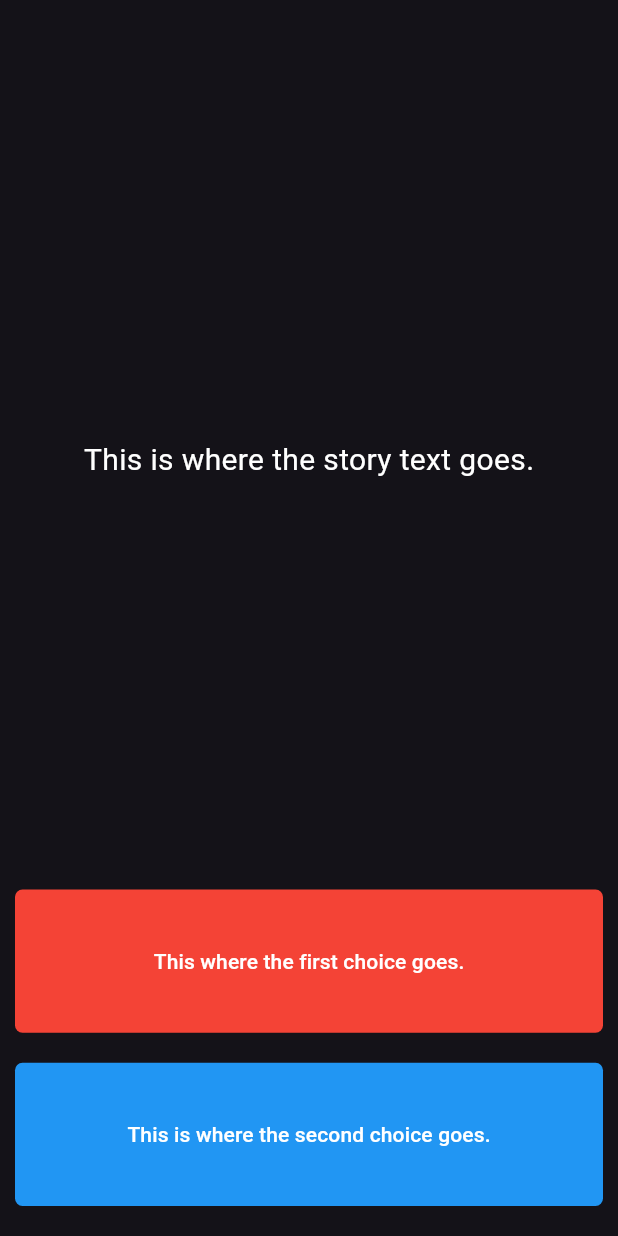
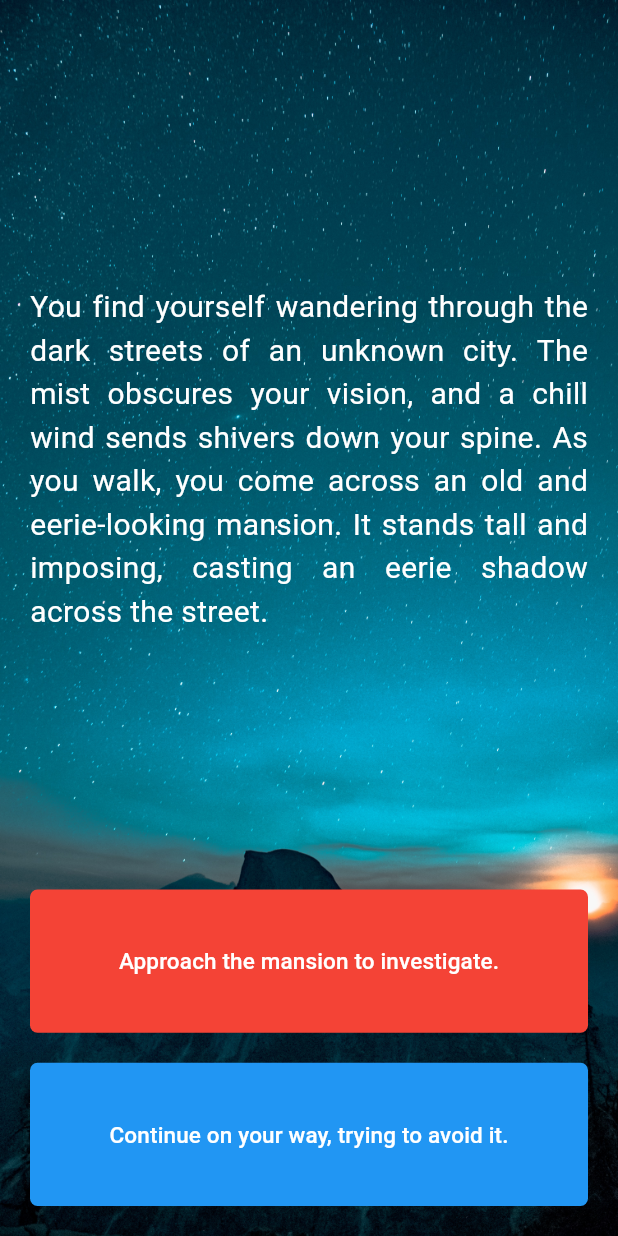
Before and after one commit to hadamard-2/Flutter-Dev-Bootcamp-Projects, a Flutter app: the screen it shows after launch, on a phone screen of 412 x 824 dp. Run offline on Flutter 3.47's test engine with Material 2 defaults, Android fonts, the phone set to English and light mode, and no system bars; our stand-ins replace audioplayers, rflutter_alert.

Commit message:
completed the destini flutter app
- my knowledge of binary tree has helped me a lot when organizing the CYOA stories
- I'm more confident in my solution now

```diff
--- a/destini_flutter/lib/main.dart
+++ b/destini_flutter/lib/main.dart
@@ -1,6 +1,9 @@
 import 'package:flutter/material.dart';
+import 'story_brain.dart';
 
 void main() => runApp(const MyApp());
+
+StoryBrain storyBrain = StoryBrain();
 
 class MyApp extends StatelessWidget {
   const MyApp({super.key});
@@ -9,10 +12,18 @@ class MyApp extends StatelessWidget {
   Widget build(BuildContext context) {
     return MaterialApp(
       theme: ThemeData.dark(useMaterial3: true),
-      home: const Scaffold(
-        body: Padding(
-          padding: EdgeInsets.symmetric(horizontal: 10, vertical: 20),
+      home: Scaffold(
+        body: Container(
+          decoration: const BoxDecoration(
+            image: DecorationImage(
+              image: AssetImage('images/starry_sky.jpg'),
+              fit: BoxFit.cover,
+            ),
+          ),
+          child: const Padding(
+            padding: EdgeInsets.symmetric(horizontal: 20, vertical: 20),
             child: StoryPage(),
+          ),
         ),
       ),
     );
@@ -32,34 +43,43 @@ class _StoryPageState extends State<StoryPage> {
     return Column(
       crossAxisAlignment: CrossAxisAlignment.stretch,
       children: [
-        const Expanded(
+        Expanded(
           flex: 12,
           child: Center(
             child: Text(
-              'This is where the story text goes.',
+              storyBrain.currentStory().storyText,
               textAlign: TextAlign.justify,
-              style: TextStyle(
+              style: const TextStyle(
                 color: Colors.white,
                 fontSize: 20,
               ),
             ),
           ),
         ),
-        Expanded(
+        Visibility(
+          visible: storyBrain.isButtonVisible(1),
+          child: Expanded(
             flex: 2,
             child: TextButton(
-            onPressed: () {},
+              onPressed: () {
+                setState(() {
+                  storyBrain.choosePath(1);
+                });
+              },
               style: TextButton.styleFrom(
                 backgroundColor: Colors.red,
-              padding: const EdgeInsets.symmetric(horizontal: 10, vertical: 5),
+                padding:
+                    const EdgeInsets.symmetric(horizontal: 10, vertical: 5),
                 shape: RoundedRectangleBorder(
                   borderRadius: BorderRadius.circular(5),
                 ),
               ),
-            child: const Text(
-              'This where the first choice goes.',
-              style: TextStyle(
+              child: Text(
+                storyBrain.currentStory().choice1,
+                style: const TextStyle(
                   color: Colors.white,
+                  fontSize: 15,
+                ),
               ),
             ),
           ),
@@ -67,21 +87,30 @@ class _StoryPageState extends State<StoryPage> {
         const SizedBox(
           height: 20,
         ),
-        Expanded(
+        Visibility(
+          visible: storyBrain.isButtonVisible(2),
+          child: Expanded(
             flex: 2,
             child: TextButton(
-            onPressed: () {},
+              onPressed: () {
+                setState(() {
+                  storyBrain.choosePath(2);
+                });
+              },
               style: TextButton.styleFrom(
                 backgroundColor: Colors.blue,
-              padding: const EdgeInsets.symmetric(horizontal: 10, vertical: 5),
+                padding:
+                    const EdgeInsets.symmetric(horizontal: 10, vertical: 5),
                 shape: RoundedRectangleBorder(
                   borderRadius: BorderRadius.circular(5),
                 ),
               ),
-            child: const Text(
-              'This is where the second choice goes.',
-              style: TextStyle(
+              child: Text(
+                storyBrain.currentStory().choice2,
+                style: const TextStyle(
                   color: Colors.white,
+                  fontSize: 15,
+                ),
               ),
             ),
           ),
--- a/destini_flutter/lib/story_brain.dart
+++ b/destini_flutter/lib/story_brain.dart
@@ -1,8 +1,80 @@
+import 'story.dart';
+
 class StoryBrain {
   // define the binary tree of stories (make sure it's private) - use array implementation
+  final List<Story> _stories = [
+    Story(
+      storyText:
+          'You find yourself wandering through the dark streets of an unknown city. The mist obscures your vision, and a chill wind sends shivers down your spine. As you walk, you come across an old and eerie-looking mansion. It stands tall and imposing, casting an eerie shadow across the street.',
+      choice1: 'Approach the mansion to investigate.',
+      choice2: 'Continue on your way, trying to avoid it.',
+    ),
+    Story(
+      storyText:
+          'You approach the mansion, and as you reach the front door, it creaks open. You step inside, and the door slams shut behind you. You find yourself in a dark and spooky hallway with doors leading off in every direction. Suddenly, you hear a noise coming from one of the rooms.',
+      choice1: 'Investigate the noise.',
+      choice2: 'Try to find a way out of the mansion.',
+    ),
+    Story(
+      storyText:
+          'You continue on your way, but you can\'t shake the feeling that something is watching you. Suddenly, you hear footsteps behind you, and you turn around to see a shadowy figure advancing towards you.',
+      choice1: 'Stand your ground and confront the figure.',
+      choice2: 'Run away as fast as you can.',
+    ),
+    Story(
+      storyText:
+          'You cautiously make your way towards the room from which the noise is coming. As you reach the door, it suddenly swings open, and a figure steps out, blocking your way. It\'s a tall, gaunt man with a wild look in his eyes. He lunges at you with a knife, and you realize too late that you\'ve made a grave mistake.',
+      choice1: 'Restart',
+      choice2: '',
+    ),
+    Story(
+      storyText:
+          'You try to retrace your steps, but the hallway seems to have changed, and you\'re hopelessly lost. You wander for what seems like hours until you finally find a door that leads outside. As you step out into the fresh air, you feel a sense of relief and make your way back to your hotel.',
+      choice1: 'Restart',
+      choice2: '',
+    ),
+    Story(
+      storyText:
+          'You stand your ground, but as the figure gets closer, you realize that it\'s not human. It\'s a monstrous creature with razor-sharp claws and teeth. It attacks you, and you\'re unable to defend yourself against its ferocious onslaught.',
+      choice1: 'Restart',
+      choice2: '',
+    ),
+    Story(
+      storyText:
+          'You run as fast as you can, your heart pounding in your chest. You manage to lose the creature and make your way back to your hotel, where you vow never to venture out into the misty streets again.',
+      choice1: 'Restart',
+      choice2: '',
+    ),
+  ];
+
+  int _storyIndex = 0;
+
   // define a method that returns the current story
-  // current story should be initialized as the story with index 0
+  Story currentStory() {
+    return _stories[_storyIndex];
+  }
+
   // define a method that goes to next story based on user's choice
+  void choosePath(int choice) {
+    if ((_storyIndex * 2) + choice > _stories.length - 1) {
+      reset();
+      return;
+    }
+    _storyIndex = (_storyIndex * 2) + choice;
+  }
+
   // create a method called reset that sets the current story to the first story (root story)
+  void reset() {
+    _storyIndex = 0;
+  }
+
   // create a method that checks if whether or not a button should be visible based on current story's choice value (if it's null the button shouldn't be visible)
+  bool isButtonVisible(int buttonNumber) {
+    if (buttonNumber == 1 && currentStory().choice1 == '') {
+      return false;
+    } else if (buttonNumber == 2 && currentStory().choice2 == '') {
+      return false;
+    }
+    return true;
+  }
 }
```
Also changed, not shown: destini_flutter/images/sherlock.jpg (deleted), destini_flutter/images/starry_sky.jpg (added). Lines whose indentation alone changed are shown as unchanged.
